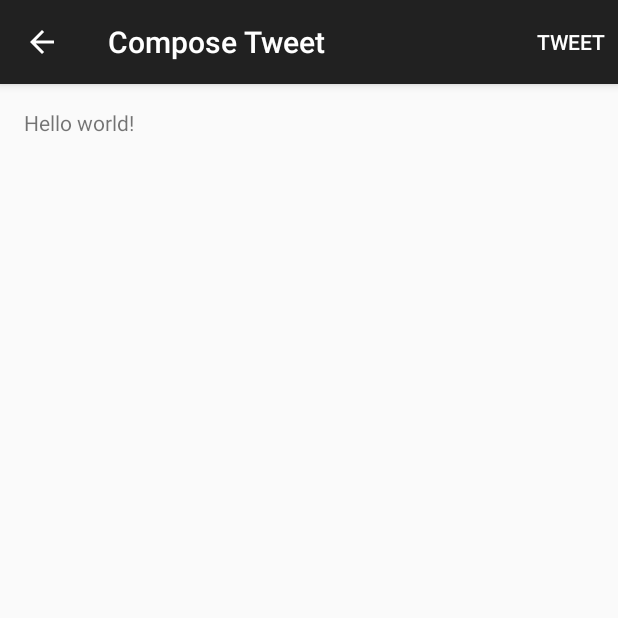
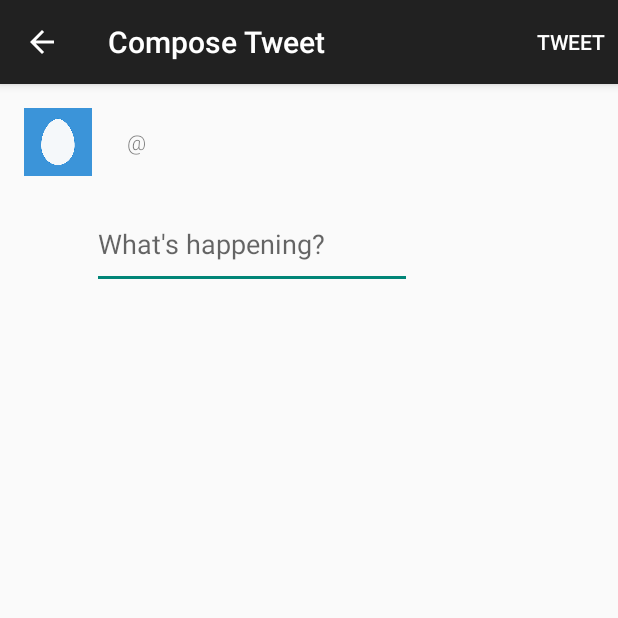
Before and after one commit to BrainScraps/Tweet-Butler, an Android app: the TimelineActivity screen opened directly, with no data from a screen before it, after a tap on "Compose", on a phone screen of 412 x 824 dp, the top half of it. Run offline under Robolectric (Android 15) with nearby library versions, the phone set to English and light mode, and no system bars; our stand-ins replace Picasso; libraries missing offline, so code that uses them is left out: com.activeandroid, com.activeandroid.util, com.loopj.android; pictures from the network do not load; 5 statements that could not run were skipped.

Commit message:
functionality is functional

```diff
--- a/app/src/main/java/com/codepath/apps/tweetbutler/ComposeTweet.java
+++ b/app/src/main/java/com/codepath/apps/tweetbutler/ComposeTweet.java
@@ -1,18 +1,41 @@
 package com.codepath.apps.tweetbutler;
 
+import android.content.Intent;
+import android.content.SharedPreferences;
 import android.support.v7.app.ActionBarActivity;
 import android.os.Bundle;
 import android.view.Menu;
 import android.view.MenuItem;
+import android.widget.EditText;
+import android.widget.ImageView;
+import android.widget.TextView;
+
+import com.squareup.picasso.Picasso;
 
 
 public class ComposeTweet extends ActionBarActivity {
+  ImageView ivProfilePicture;
+  EditText etTweet;
+  TextView tvScreenName;
+  TextView tvFullName;
+  TwitterClient client;
+  String screenName;
 
   @Override
   protected void onCreate(Bundle savedInstanceState) {
     super.onCreate(savedInstanceState);
     setContentView(R.layout.activity_compose_tweet);
     getSupportActionBar().setDisplayHomeAsUpEnabled(true);
+    etTweet = (EditText) findViewById(R.id.etTweet);
+    etTweet.requestFocus();
+    client = TwitterApplication.getRestClient();
+    SharedPreferences prefs = getSharedPreferences("TweetButler", MODE_PRIVATE);
+    screenName = prefs.getString("screenName", "");
+    tvScreenName = (TextView) findViewById(R.id.tvScreenName);
+    tvScreenName.setText("@" + screenName);
+    getUserInfo(screenName);
+
+
   }
 
 
@@ -32,9 +55,29 @@ public class ComposeTweet extends ActionBarActivity {
 
     //noinspection SimplifiableIfStatement
     if (id == R.id.send_tweet) {
-      return true;
+      etTweet = (EditText) findViewById(R.id.etTweet);
+      String tweetText = etTweet.getText().toString();
+      Intent i = new Intent();
+      i.putExtra("tweetText", tweetText);
+      setResult(RESULT_OK, i);
+      finish();
     }
 
     return super.onOptionsItemSelected(item);
   }
+
+  public void getUserInfo(String screenName){
+    client.profilePicture(screenName, new TwitterClient.ProfilePictureUrlLoaderListener() {
+
+      @Override
+      public void onProfilePictureUrlLoaded(String url, String name) {
+//        ImageView profilePicture = (ImageView) findViewById(R.id.ivProfile);
+        ImageView profilePic = (ImageView) findViewById(R.id.ivProfile);
+        Picasso.with(getApplicationContext()).load(url).into(profilePic);
+        TextView tvFullName = (TextView) findViewById(R.id.tvFullName);
+        tvFullName.setText(name);
+
+      }
+    });
+  }
 }
--- a/app/src/main/java/com/codepath/apps/tweetbutler/TimelineActivity.java
+++ b/app/src/main/java/com/codepath/apps/tweetbutler/TimelineActivity.java
@@ -13,12 +13,10 @@ import com.activeandroid.util.Log;
 import com.codepath.apps.tweetbutler.adapters.EndlessScrollListener;
 import com.codepath.apps.tweetbutler.adapters.TweetsArrayAdapter;
 import com.codepath.apps.tweetbutler.models.Tweet;
-import com.loopj.android.http.AsyncHttpResponseHandler;
 import com.loopj.android.http.JsonHttpResponseHandler;
 
 import org.apache.http.Header;
 import org.json.JSONArray;
-import org.json.JSONException;
 import org.json.JSONObject;
 
 import java.util.ArrayList;
@@ -49,31 +47,10 @@ public class TimelineActivity extends ActionBarActivity {
     });
     client = TwitterApplication.getRestClient();
     populateTimeline();
-    storeUsername();
-//    String userProfile = getUserProfile();
+    if (usernameNotInPreferences()){
+      storeUsername();
+    }
   }
-
-//  private String getUserProfile() {
-//    String returnString = "";
-//    client.userProfile(new JsonHttpResponseHandler() {
-//      @Override
-//      public void onSuccess(int statusCode, Header[] headers, JSONObject response) {
-//        Log.d("DEBUG", response.toString());
-//        try{
-//          returnString = response.getString("screen_name");
-//        } catch(JSONException e){
-//          e.printStackTrace();
-//        }
-//      }
-//
-//      @Override
-//      public void onFailure(int statusCode, Header[] headers, Throwable throwable, JSONObject errorResponse) {
-//        Toast.makeText(getApplicationContext(), "Problem retrieving tweets :/", Toast.LENGTH_SHORT).show();
-//        Log.d("DEBUG", errorResponse.toString());
-//      }
-//
-//    });
-//  }
 
   private void storeUsername(){
      client.userProfile( new TwitterClient.UserProfileLoaderListener(){
@@ -83,18 +60,27 @@ public class TimelineActivity extends ActionBarActivity {
        SharedPreferences preferences = getSharedPreferences("TweetButler", MODE_PRIVATE);
        SharedPreferences.Editor editor = preferences.edit();
        editor.putString("screenName", screenName);
-       Toast.makeText(getApplicationContext(), screenName, Toast.LENGTH_LONG).show();
        editor.apply();
+//       preferences.registerOnSharedPreferenceChangeListener(new SharedPreferences.OnSharedPreferenceChangeListener() {
+//         @Override
+//         public void onSharedPreferenceChanged(SharedPreferences sharedPreferences, String key) {
+//
+//         }
+//       });
      }
    });
+  }
+
+  private boolean usernameNotInPreferences(){
+    SharedPreferences pref = getSharedPreferences("TweetButler", MODE_PRIVATE);
+    return pref.getString("screenName", "").equals("");
   }
 
   private void populateTimeline(){
     client.getHomeTimeline(new JsonHttpResponseHandler() {
       @Override
       public void onSuccess(int statusCode, Header[] headers, JSONArray response) {
-        Log.d("DEBUG", response.toString());
-
+        aTweets.clear();
         aTweets.addAll(Tweet.fromJSONArray(response));
       }
 
@@ -147,4 +133,29 @@ public class TimelineActivity extends ActionBarActivity {
 
     return super.onOptionsItemSelected(item);
   }
+  @Override
+  protected void onActivityResult(int requestCode, int resultCode, Intent data) {
+    if(requestCode == COMPOSE_TWEET_CODE && resultCode == RESULT_OK) {
+      postTweet(data.getStringExtra("tweetText"));
+    }
+    super.onActivityResult(requestCode, resultCode, data);
+  }
+
+  private void postTweet(String tweetText){
+    client.postTweet( tweetText, new JsonHttpResponseHandler() {
+      @Override
+      public void onSuccess(int statusCode, Header[] headers, JSONObject response) {
+        Toast.makeText(getApplicationContext(), "Tweet sent", Toast.LENGTH_SHORT).show();
+        populateTimeline();
+      }
+
+      @Override
+      public void onFailure(int statusCode, Header[] headers, String responseString, Throwable throwable) {
+        Toast.makeText(getApplicationContext(), "Problem sending tweet", Toast.LENGTH_SHORT).show();
+        Log.d("DEBUG", responseString);
+      }
+
+    });
+
+  }
 }
--- a/app/src/main/res/layout/activity_compose_tweet.xml
+++ b/app/src/main/res/layout/activity_compose_tweet.xml
@@ -9,8 +9,50 @@
                 tools:context="com.codepath.apps.tweetbutler.ComposeTweet">
 
     <TextView
-        android:text="@string/hello_world"
+        android:id="@+id/tvScreenName"
         android:layout_width="wrap_content"
-        android:layout_height="wrap_content"/>
+        android:layout_height="wrap_content"
+        android:layout_marginLeft="13dp"
+        android:layout_alignBottom="@+id/ivProfile"
+        android:layout_toRightOf="@+id/tvFullName"
+        android:layout_toEndOf="@+id/tvFullName"
+        android:layout_marginStart="13dp"
+        android:layout_alignTop="@+id/tvFullName"
+        android:gravity="center_vertical"
+        android:fontFamily="sans-serif-light"/>
+
+    <TextView
+        android:id="@+id/tvFullName"
+        android:layout_width="wrap_content"
+        android:layout_height="wrap_content"
+        android:layout_marginLeft="10dp"
+        android:layout_marginStart="10dp"
+        android:layout_alignBottom="@+id/ivProfile"
+        android:layout_alignLeft="@+id/etTweet"
+        android:layout_alignStart="@+id/etTweet"
+        android:layout_alignTop="@+id/ivProfile"
+        android:gravity="center_vertical"
+        android:textStyle="bold"/>
+
+    <ImageView
+        android:layout_width="45dp"
+        android:layout_height="45dp"
+        android:id="@+id/ivProfile"
+        android:layout_alignParentTop="true"
+        android:layout_alignParentLeft="true"
+        android:layout_alignParentStart="true"
+        android:src="@drawable/twitter"/>
+
+    <EditText
+        android:layout_width="wrap_content"
+        android:layout_height="60dp"
+        android:inputType="textMultiLine"
+        android:ems="10"
+        android:id="@+id/etTweet"
+        android:hint="@string/tweet_hint"
+        android:layout_below="@+id/tvScreenName"
+        android:layout_toRightOf="@+id/ivProfile"
+        android:layout_toEndOf="@+id/ivProfile"
+        android:layout_marginTop="15dp"/>
 
 </RelativeLayout>
--- a/app/src/main/res/values/strings.xml
+++ b/app/src/main/res/values/strings.xml
@@ -10,5 +10,8 @@
     <string name="compose_tweet">Compose</string>
     <string name="title_activity_compose_tweet">Compose Tweet</string>
     <string name="send_tweet">Tweet</string>
+    <string name="screen_name">\@twitterUser</string>
+    <string name="full_name">Twitter User</string>
+    <string name="tweet_hint">What\'s happening?</string>
 
 </resources>
```
Also changed, not shown: app/src/main/java/com/codepath/apps/tweetbutler/TwitterClient.java (+40 -6 lines), app/src/main/res/drawable-hdpi/twitter.png (added), app/src/main/res/drawable-ldpi/twitter.png (added), app/src/main/res/drawable-mdpi/twitter.png (added), app/src/main/res/drawable-xhdpi/twitter.png (added), app/src/main/res/drawable-xxhdpi/twitter.png (added).
